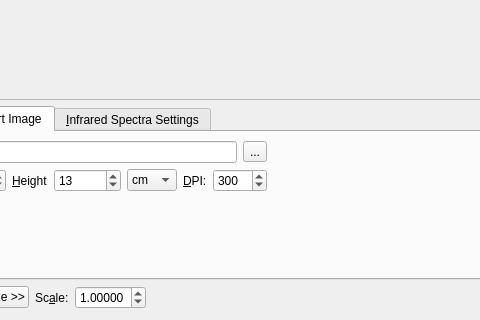
Old version of the form libavogadro/src/extensions/spectradialog.ui in the repository cryos/avogadro; both pictures show x 142 to 622 and y 228 to 548 of the 832 by 548 pixel window.
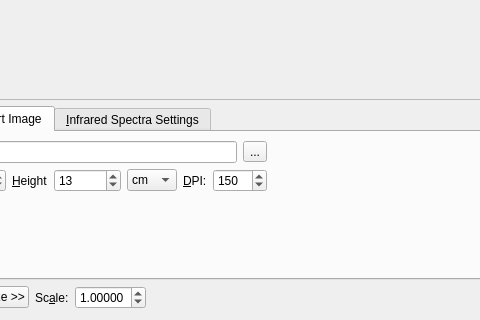
New version of the form. The open tabs and pages were chosen to show the change. Custom widgets are drawn as their Qt base class.

Commit message: Fixed some font and spacing issues in image export.

```diff
--- a/libavogadro/src/extensions/spectradialog.ui
+++ b/libavogadro/src/extensions/spectradialog.ui
@@ -448,7 +448,7 @@
             <number>9999</number>
            </property>
            <property name="value">
-            <number>300</number>
+            <number>150</number>
            </property>
           </widget>
          </item>
```
Left out of the diff: 2 changed lines with no effect on the pictures. The commit also changes 2 other files.
